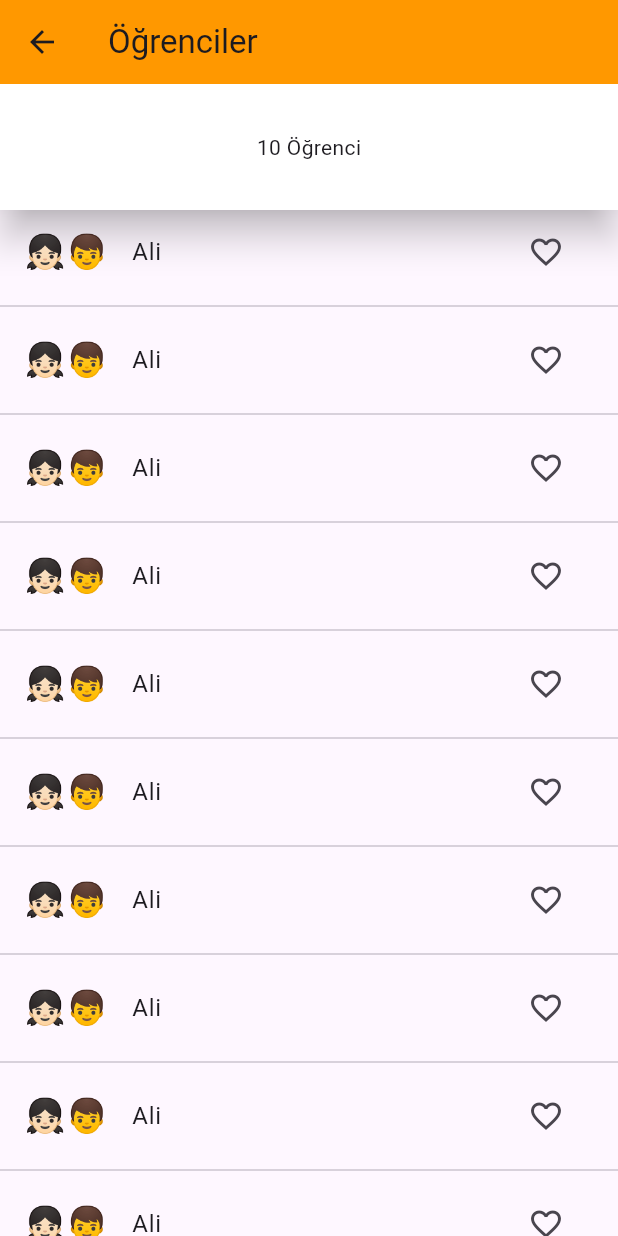
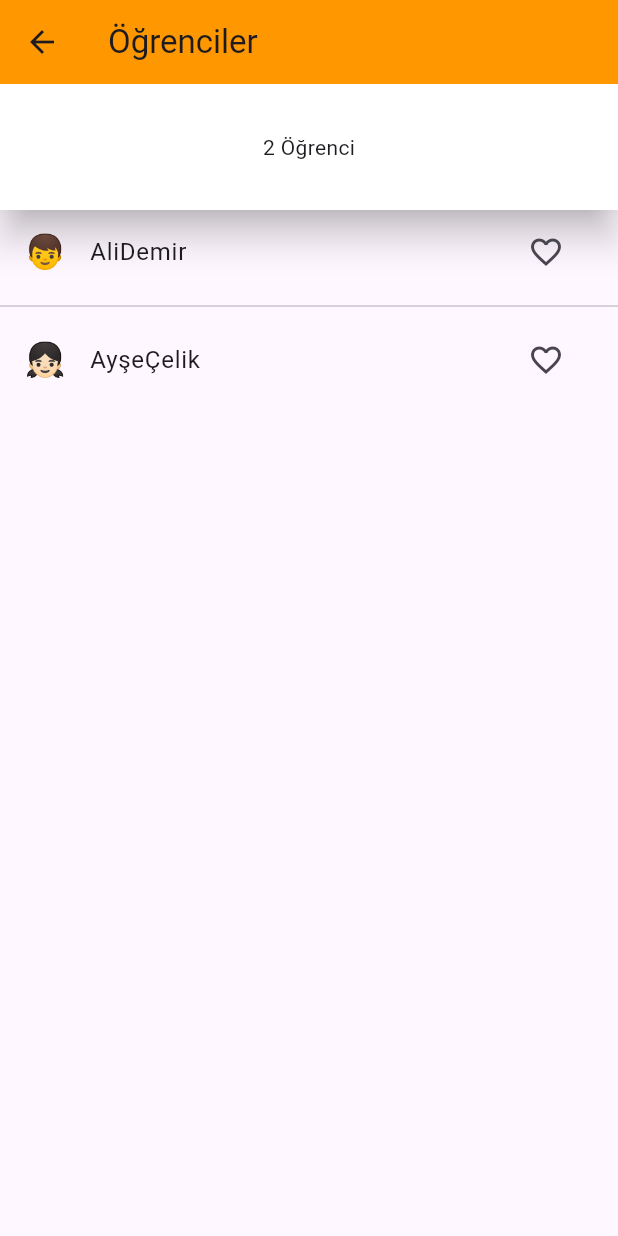
Before and after one commit to selinguz/ogrenci_app, a Flutter app: the OgrencilerSayfasi screen opened directly with empty values, on a phone screen of 412 x 824 dp. Run offline on Flutter 3.47's test engine with Material 3 defaults, Android fonts, the phone set to English and light mode, and no system bars.

Commit message:
construtor yapısı kullanılarak verilerin repositoryden maine taşınması sağlandı

```diff
--- a/lib/pages/ogrenciler_sayfasi.dart
+++ b/lib/pages/ogrenciler_sayfasi.dart
@@ -3,6 +3,7 @@ import 'package:ogrenci_app/repository/ogrenciler_repository.dart';
 
 class OgrencilerSayfasi extends StatefulWidget {
   final OgrencilerRepository ogrencilerRepository;
+
   OgrencilerSayfasi(this.ogrencilerRepository);
 
   @override
@@ -27,22 +28,18 @@ class _OgrencilerSayfasiState extends State<OgrencilerSayfasi> {
                 child: Padding(
                   padding: const EdgeInsets.symmetric(
                       vertical: 32.0, horizontal: 32.0),
-                  child: Text('10 Öğrenci'),
+                  child: Text(
+                      '${widget.ogrencilerRepository.ogrenciler.length} Öğrenci'),
                 ),
               ),
             ),
             Expanded(
               child: ListView.separated(
-                  itemBuilder: (context, index) => ListTile(
-                        title: Text('Ali'),
-                        trailing: IconButton(
-                          onPressed: () {},
-                          icon: Icon(Icons.favorite_outline_outlined),
-                        ),
-                    leading: Text('👧🏻👦',style: TextStyle(fontSize: 22),),
+                  itemBuilder: (context, index) => OgrenciSatiri(
+                        widget.ogrencilerRepository.ogrenciler[index],widget.ogrencilerRepository
                       ),
                   separatorBuilder: (context, index) => Divider(),
-                  itemCount: 25),
+                  itemCount: widget.ogrencilerRepository.ogrenciler.length),
             ),
           ],
         ),
@@ -50,3 +47,38 @@ class _OgrencilerSayfasiState extends State<OgrencilerSayfasi> {
     );
   }
 }
+
+class OgrenciSatiri extends StatefulWidget {
+  final Ogrenci ogrenci;
+  final OgrencilerRepository ogrencilerRepository;
+
+
+  OgrenciSatiri(this.ogrenci, this.ogrencilerRepository);
+
+  @override
+  State<OgrenciSatiri> createState() => _OgrenciSatiriState();
+}
+
+class _OgrenciSatiriState extends State<OgrenciSatiri> {
+  @override
+  Widget build(BuildContext context) {
+    bool seviyorMuyum = widget.ogrencilerRepository.seviyoruMuyum
+      (widget.ogrenci);
+    return ListTile(
+      title: Text(widget.ogrenci.adi + widget.ogrenci.soyadi),
+      trailing: IconButton(
+        onPressed: () {
+          setState(() {
+            widget.ogrencilerRepository.sev(widget.ogrenci, !seviyorMuyum);
+          });
+        },
+        icon: Icon(widget.ogrencilerRepository.seviyoruMuyum(widget.ogrenci) ? Icons
+            .favorite : Icons.favorite_outline),
+      ),
+      leading: Text(
+        widget.ogrenci.cinsiyet == 'Kadın' ? '👧🏻' : '👦',
+        style: TextStyle(fontSize: 22),
+      ),
+    );
+  }
+}
--- a/lib/repository/ogrenciler_repository.dart
+++ b/lib/repository/ogrenciler_repository.dart
@@ -4,6 +4,22 @@ class OgrencilerRepository {
     Ogrenci('Ali', 'Demir', 18, 'Erkek'),
     Ogrenci('Ayşe', 'Çelik', 18, 'Kadın')
   ];
+
+  final Set<Ogrenci> sevdiklerim = {};
+
+  void sev(Ogrenci ogrenci, bool seviyorMuyum) {
+    if(seviyorMuyum){
+      sevdiklerim.add(ogrenci);
+    } else {
+      sevdiklerim.remove(ogrenci);
+    }
+  }
+
+  bool seviyoruMuyum(Ogrenci ogrenci) {
+    return sevdiklerim.contains(ogrenci);
+  }
+
+
 
 }
 
```
Also changed, not shown: lib/main.dart (+6 -3 lines), lib/pages/mesajlar_sayfasi.dart (+7 -0 lines), lib/pages/ogretmenler_sayfasi.dart (+32 -5 lines).
